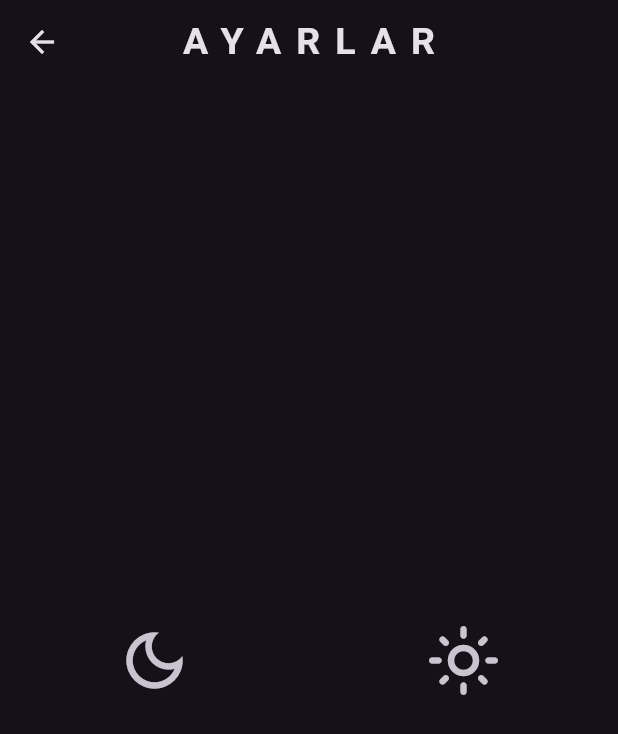
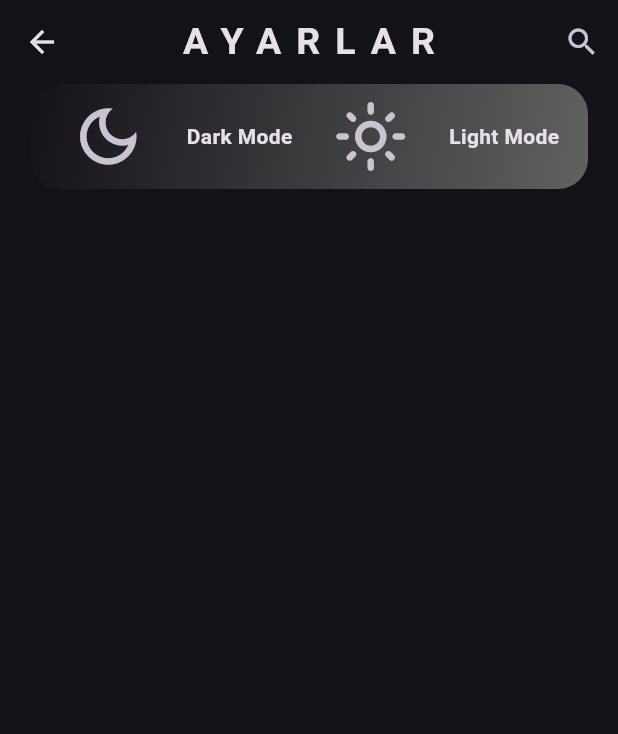
Before and after one commit to boosygetshype/dark-light-mode-flutter, a Flutter app: the screen it shows after launch, after a tap on the "settings" icon, on a phone screen of 412 x 824 dp. Shown: the top 734 px of the screen. Run offline on Flutter 3.47's test engine with Material 3 defaults, Android fonts, the phone set to English and light mode, and no system bars.

Commit message:
Tasarım Güncellemeleri

```diff
--- a/lib/screens/homepage.dart
+++ b/lib/screens/homepage.dart
@@ -21,20 +21,17 @@ class _MyHomePageState extends State<MyHomePage> {
               fontSize: 25,
             ),
           ),
-      ),
-      body: Center(
-        child: Column(
-          mainAxisAlignment: MainAxisAlignment.center,
-          children: [
-            FloatingActionButton(
+          actions: [
+            IconButton(
+              icon: const Icon(Icons.settings),
               onPressed: () {
                 Navigator.pushNamed(context, "/settingspage");
               },
-              child: const Icon(
-                Icons.settings,
-              ),
             )
-          ],
+          ]),
+      body: const Center(
+        child: Column(
+          children: [],
         ),
       ),
     );
--- a/lib/screens/settingspage.dart
+++ b/lib/screens/settingspage.dart
@@ -24,13 +24,34 @@ class _MySettingsPageState extends State<MySettingsPage> {
             fontSize: 25,
           ),
         ),
+        actions: [
+          IconButton(
+              onPressed: () {},
+              icon: const Icon(
+                Icons.search,
+              ))
+        ],
       ),
-      body: Center(
-        child: Column(
-          mainAxisAlignment: MainAxisAlignment.center,
-          children: [
-            Row(
-              mainAxisAlignment: MainAxisAlignment.spaceAround,
+      body: Column(
+        mainAxisAlignment: MainAxisAlignment.start,
+        children: [
+          Container(
+            decoration: BoxDecoration(
+              gradient: LinearGradient(
+                begin: Alignment.topLeft,
+                end: Alignment.bottomRight,
+                colors: [
+                  Theme.of(context).primaryColor,
+                  Theme.of(context).secondaryHeaderColor
+                ],
+                stops: const [0, 1.0],
+              ),
+              borderRadius: BorderRadius.circular(20),
+            ),
+            margin: const EdgeInsets.symmetric(horizontal: 20),
+            height: 70,
+            child: Row(
+              mainAxisAlignment: MainAxisAlignment.spaceEvenly,
               children: [
                 IconButton(
                   onPressed: () => _themeChanger.setTheme(
@@ -41,6 +62,13 @@ class _MySettingsPageState extends State<MySettingsPage> {
                     size: 50,
                   ),
                 ),
+                const Text(
+                  "Dark Mode",
+                  style: TextStyle(fontWeight: FontWeight.bold),
+                ),
+                // const SizedBox(
+                //   width: 75,
+                // ),
                 IconButton(
                   onPressed: () => _themeChanger.setTheme(
                     ThemeData.light(),
@@ -49,11 +77,15 @@ class _MySettingsPageState extends State<MySettingsPage> {
                     Icons.light_mode_outlined,
                     size: 50,
                   ),
+                ),
+                const Text(
+                  "Light Mode",
+                  style: TextStyle(fontWeight: FontWeight.bold),
                 )
               ],
-            )
-          ],
-        ),
+            ),
+          )
+        ],
       ),
     );
   }
```
Lines whose indentation alone changed are shown as unchanged.
